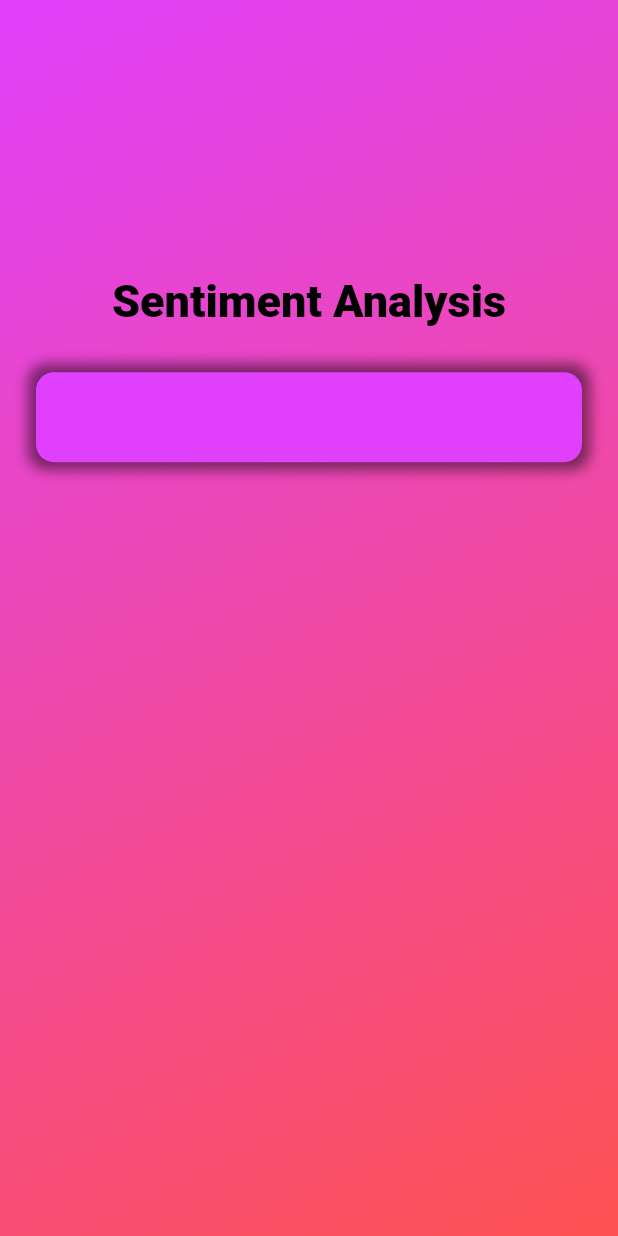
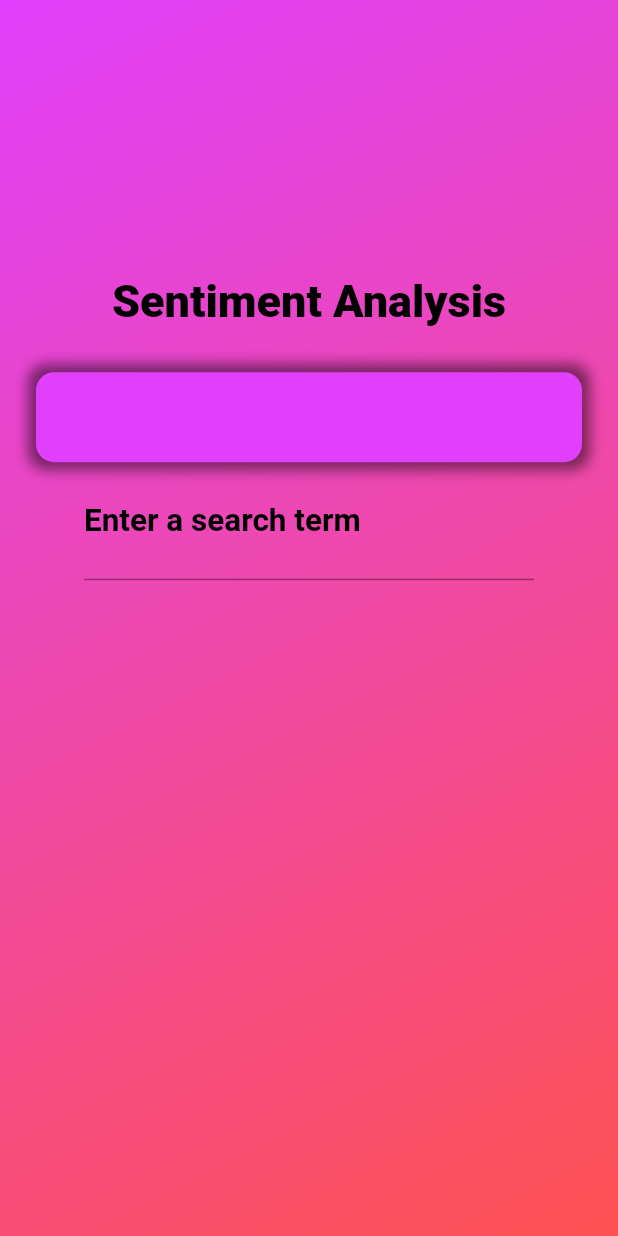
Before and after one commit to irahulcse/Sentiment_Analysis_Using_NLP_Flutter, a Flutter app: the screen it shows after launch, on a phone screen of 412 x 824 dp. Run offline on Flutter 3.47's test engine with Material 2 defaults, Android fonts, the phone set to English and light mode, and no system bars; our stand-ins replace splashscreen.

Commit message:
Good First Commit at 2020-09-27-21:36:02

```diff
--- a/lib/home.dart
+++ b/lib/home.dart
@@ -6,6 +6,8 @@ class Home extends StatefulWidget {
 }
 
 class _HomeState extends State<Home> {
+  bool _loading = true;
+  final myController = TextEditingController();
   @override
   Widget build(BuildContext context) {
     return Scaffold(
@@ -45,15 +47,43 @@ class _HomeState extends State<Home> {
               Container(
                 padding: EdgeInsets.all(30),
                 decoration: BoxDecoration(
-                    color: Colors.purpleAccent,
-                    borderRadius: BorderRadius.circular(12),
-                    boxShadow: [
-                      BoxShadow(
+                  color: Colors.purpleAccent,
+                  borderRadius: BorderRadius.circular(12),
+                  boxShadow: [
+                    BoxShadow(
                         color: Colors.black.withOpacity(0.5),
                         spreadRadius: 5,
-                        blurRadius: 7
-                      )
-                    ]),
+                        blurRadius: 7)
+                  ],
+                ),
+              ),
+              Container(
+                child: Center(
+                  child: _loading
+                      ? Container(
+                          width: 300,
+                          child: Column(
+                            children: [
+                              TextField(
+                                controller: myController,
+                                style: TextStyle(
+                                  color: Colors.black,
+                                  fontSize: 30,
+                                  fontWeight: FontWeight.w600,
+                                ),
+                                decoration: InputDecoration(
+                                  labelStyle: TextStyle(
+                                    color: Colors.black,
+                                    fontSize: 21,
+                                  ),
+                                  labelText: "Enter a search term"
+                                ),
+                              ),
+                            ],
+                          ),
+                        )
+                      : Container(),
+                ),
               )
             ],
           ),
```
